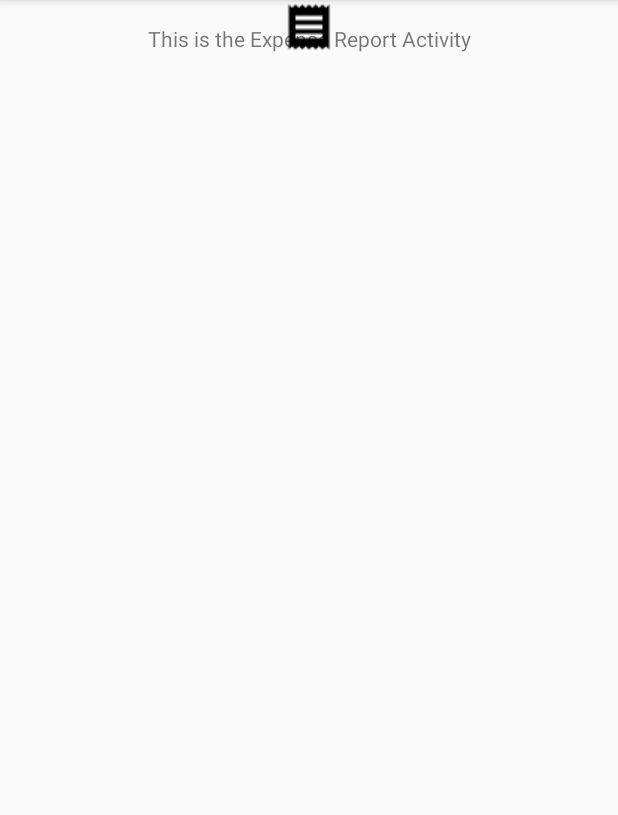
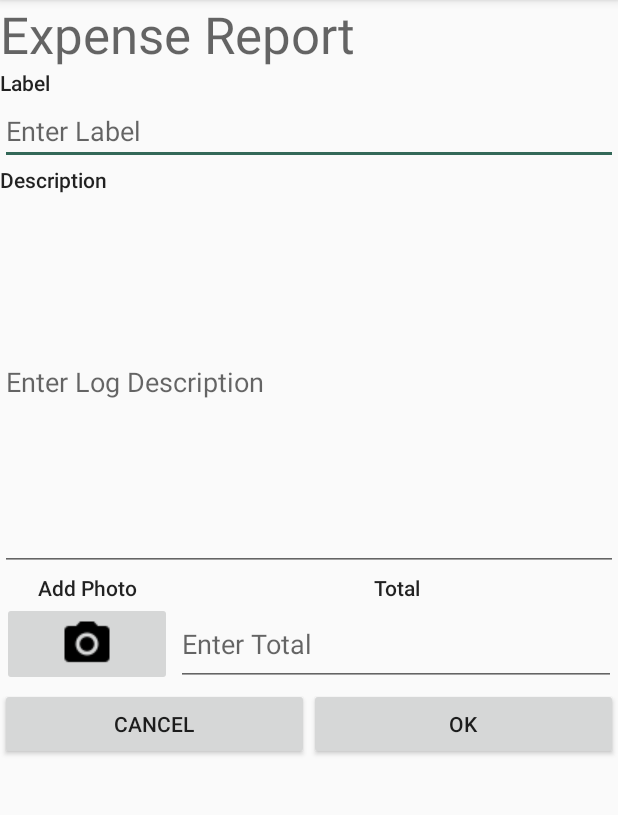
Before and after one commit to sarakv/CareTrackerApp, an Android app: the Expense screen opened directly, with no data from a screen before it, on a phone screen of 412 x 824 dp, the part 84-899 px from its top. Run offline under Robolectric (Android 15) with nearby library versions, the phone set to English and light mode, and no system bars.

Commit message:
made layout for expense report activity

```diff
--- a/app/src/main/res/layout/activity_expense.xml
+++ b/app/src/main/res/layout/activity_expense.xml
@@ -1,27 +1,124 @@
 <?xml version="1.0" encoding="utf-8"?>
-<android.support.constraint.ConstraintLayout xmlns:android="http://schemas.android.com/apk/res/android"
+<LinearLayout xmlns:android="http://schemas.android.com/apk/res/android"
     xmlns:app="http://schemas.android.com/apk/res-auto"
     xmlns:tools="http://schemas.android.com/tools"
     android:layout_width="match_parent"
     android:layout_height="match_parent"
+    android:orientation="vertical"
     tools:context="cs246.sara.caretrackerapp.Expense">
 
+
     <TextView
-        android:id="@+id/textView2"
-        android:layout_width="wrap_content"
+        android:id="@+id/expense_title"
+        android:layout_width="match_parent"
         android:layout_height="wrap_content"
-        android:layout_marginTop="16dp"
-        android:text="This is the Expense Report Activity"
-        app:layout_constraintLeft_toLeftOf="parent"
-        app:layout_constraintRight_toRightOf="parent"
-        app:layout_constraintTop_toTopOf="parent" />
+        android:text="@string/title_expense"
+        android:textAppearance="@style/TextAppearance.AppCompat.Display1" />
 
-    <ImageView
-        android:id="@+id/imageView2"
-        android:layout_width="wrap_content"
+    <TextView
+        android:id="@+id/enterLabel"
+        android:layout_width="match_parent"
         android:layout_height="wrap_content"
-        app:layout_constraintLeft_toLeftOf="parent"
-        app:layout_constraintRight_toRightOf="parent"
-        app:srcCompat="@drawable/ic_receipt_black_24dp"
-        tools:layout_editor_absoluteY="66dp" />
-</android.support.constraint.ConstraintLayout>
+        android:text="@string/label"
+        android:textAppearance="@style/TextAppearance.AppCompat.Body2" />
+
+    <EditText
+        android:id="@+id/editLabel"
+        android:layout_width="match_parent"
+        android:layout_height="wrap_content"
+        android:ems="10"
+        android:hint="@string/label_hint"
+        android:inputType="text|textPersonName" />
+
+    <TextView
+        android:id="@+id/textView7"
+        android:layout_width="match_parent"
+        android:layout_height="wrap_content"
+        android:text="@string/description"
+        android:textAppearance="@style/TextAppearance.AppCompat.Body2" />
+
+    <EditText
+        android:id="@+id/expenseDescription"
+        android:layout_width="match_parent"
+        android:layout_height="251dp"
+        android:ems="10"
+        android:hint="@string/descrip_hint"
+        android:inputType="textPersonName"
+        android:textAlignment="viewStart" />
+
+    <LinearLayout
+        android:layout_width="match_parent"
+        android:layout_height="wrap_content"
+        android:orientation="horizontal">
+
+        <LinearLayout
+            android:id="@+id/photoLayout"
+            android:layout_width="116dp"
+            android:layout_height="wrap_content"
+            android:orientation="vertical"
+            android:padding="1dp">
+
+            <TextView
+                android:id="@+id/addPhoto"
+                android:layout_width="match_parent"
+                android:layout_height="wrap_content"
+                android:text="@string/add_photo"
+                android:textAlignment="center"
+                android:textAppearance="@style/TextAppearance.AppCompat.Body2" />
+
+            <ImageButton
+                android:id="@+id/imageButton2"
+                android:layout_width="match_parent"
+                android:layout_height="wrap_content"
+                app:srcCompat="@drawable/ic_photo_camera_black_24dp" />
+
+        </LinearLayout>
+
+        <LinearLayout
+            android:id="@+id/totalLayout"
+            android:layout_width="match_parent"
+            android:layout_height="wrap_content"
+            android:orientation="vertical"
+            android:padding="1dp">
+
+            <TextView
+                android:id="@+id/Total"
+                android:layout_width="match_parent"
+                android:layout_height="wrap_content"
+                android:text="@string/expense_total"
+                android:textAlignment="center"
+                android:textAppearance="@style/TextAppearance.AppCompat.Body2" />
+
+            <EditText
+                android:id="@+id/enterTotal"
+                android:layout_width="match_parent"
+                android:layout_height="56dp"
+                android:ems="10"
+                android:hint="@string/expense_total_hint"
+                android:inputType="numberDecimal" />
+
+        </LinearLayout>
+
+    </LinearLayout>
+
+    <LinearLayout
+        android:layout_width="match_parent"
+        android:layout_height="match_parent"
+        android:orientation="horizontal">
+
+        <Button
+            android:id="@+id/cancelExpense"
+            android:layout_width="wrap_content"
+            android:layout_height="wrap_content"
+            android:layout_weight="1"
+            android:text="@string/btn_cancel" />
+
+        <Button
+            android:id="@+id/okExpense"
+            android:layout_width="wrap_content"
+            android:layout_height="wrap_content"
+            android:layout_weight="1"
+            android:text="@string/btn_ok" />
+    </LinearLayout>
+
+</LinearLayout>
--- a/app/src/main/res/layout/activity_main.xml
+++ b/app/src/main/res/layout/activity_main.xml
@@ -6,23 +6,23 @@
     android:layout_height="match_parent"
     tools:context="cs246.sara.caretrackerapp.MainActivity">
 
-    <RelativeLayout
-        android:id="@+id/layout_login"
-        android:visibility="visible"
-        android:layout_width="match_parent"
-        android:layout_height="match_parent">
+    <!--<RelativeLayout-->
+    <!--android:id="@+id/layout_login"-->
+    <!--android:visibility="visible"-->
+    <!--android:layout_width="match_parent"-->
+    <!--android:layout_height="match_parent">-->
 
-        <com.google.android.gms.common.SignInButton
-            android:id="@+id/button_signIn"
-            android:layout_width="wrap_content"
-            android:layout_height="wrap_content"
-            android:layout_centerInParent="true"/>
+    <!--<com.google.android.gms.common.SignInButton-->
+        <!--android:id="@+id/button_signIn"-->
+        <!--android:layout_width="wrap_content"-->
+        <!--android:layout_height="wrap_content"-->
+        <!--android:layout_centerInParent="true"/>-->
 
-    </RelativeLayout>
+<!--</RelativeLayout>-->
 
     <RelativeLayout
         android:id="@+id/layout_main"
-        android:visibility="gone"
+        android:visibility="visible"
         android:layout_width="match_parent"
         android:layout_height="match_parent">
 
--- a/app/src/main/res/values/strings.xml
+++ b/app/src/main/res/values/strings.xml
@@ -14,4 +14,10 @@
     <string name="title_newAction">New Action</string>
     <string name="btn_ok">Ok</string>
     <string name="btn_cancel">Cancel</string>
+    <string name="title_expense">Expense Report</string>
+    <string name="add_photo">Add Photo</string>
+    <string name="expense_total">Total</string>
+    <string name="expense_total_hint">Enter Total</string>
+    <string name="label">Label</string>
+    <string name="description">Description</string>
 </resources>
```
